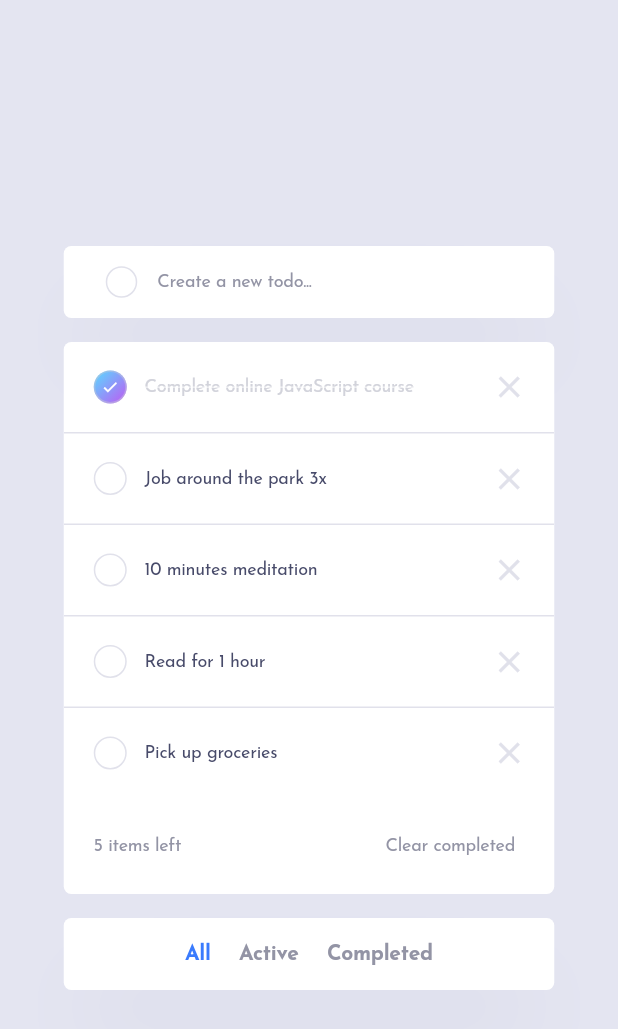
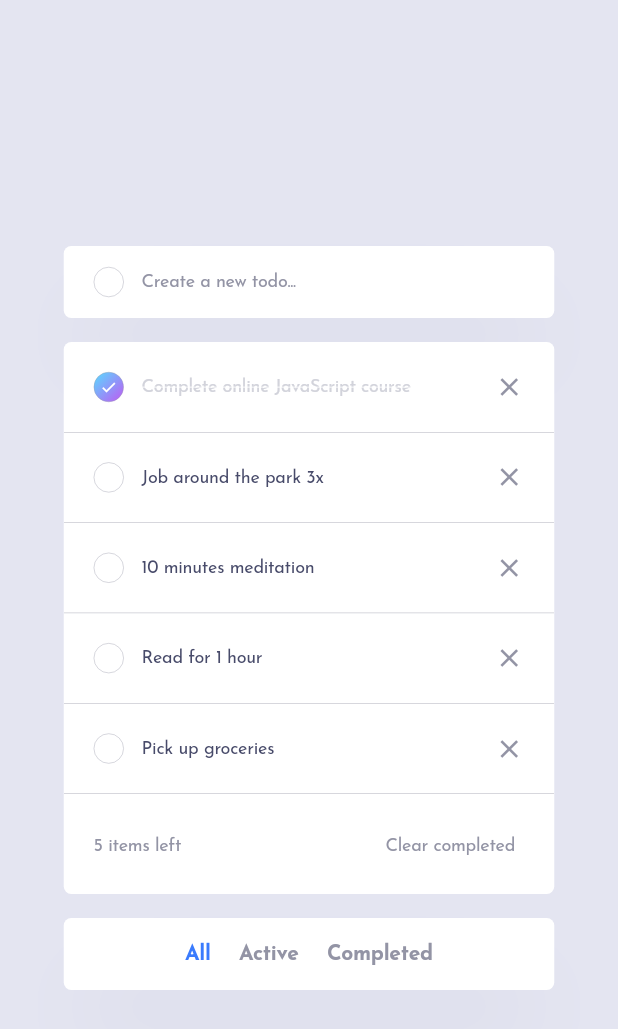
Before and after one commit to JustANipple/todo_app, a Flutter app: the screen it shows after launch, on a phone screen of 412 x 824 dp. Shown: the top 1029 px of the screen. Run offline on Flutter 3.47's test engine with Material 3 defaults, Android fonts, the phone set to English and light mode, and no system bars; our stand-ins replace google_fonts.

```diff
--- /dev/null
+++ b/devtools_options.yaml
@@ -0,0 +1,3 @@
+description: This file stores settings for Dart & Flutter DevTools.
+documentation: https://docs.flutter.dev/tools/devtools/extensions#configure-extension-enablement-states
+extensions:
--- a/lib/main.dart
+++ b/lib/main.dart
@@ -1,10 +1,11 @@
 import 'package:flutter/material.dart';
+import 'package:provider/provider.dart';
 import 'package:todo_app/responsive_container.dart';
 import 'package:todo_app/themes.dart';
 import 'package:todo_app/todo_create.dart';
 import 'package:todo_app/todo_filter.dart';
 import 'package:todo_app/todo_list.dart';
-import 'package:todo_app/todo_repository.dart';
+import 'package:todo_app/todo_provider.dart';
 
 void main() {
   runApp(const MainApp());
@@ -15,8 +16,8 @@ class MainApp extends StatelessWidget {
 
   @override
   Widget build(BuildContext context) {
-    return TodoProvider(
-      todoRepository: TodoRepository(),
+    return ChangeNotifierProvider(
+      create: (context) => TodoProvider(),
       child: MaterialApp(
         theme: lightTheme,
         // darkTheme: darkTheme,
@@ -43,21 +44,3 @@ class MainApp extends StatelessWidget {
     );
   }
 }
-
-class TodoProvider extends InheritedWidget {
-  final TodoRepository todoRepository;
-
-  const TodoProvider({
-    super.key,
-    required this.todoRepository,
-    required super.child,
-  });
-
-  @override
-  bool updateShouldNotify(covariant TodoProvider oldWidget) =>
-      todoRepository != oldWidget.todoRepository;
-
-  static TodoProvider of(BuildContext context) {
-    return context.dependOnInheritedWidgetOfExactType<TodoProvider>()!;
-  }
-}
--- a/lib/todo_create.dart
+++ b/lib/todo_create.dart
@@ -1,6 +1,6 @@
 import 'package:flutter/material.dart';
-import 'package:todo_app/main.dart';
-import 'package:todo_app/todo_repository.dart';
+import 'package:provider/provider.dart';
+import 'package:todo_app/todo_provider.dart';
 
 class TodoCreate extends StatefulWidget {
   const TodoCreate({super.key});
@@ -14,8 +14,8 @@ class _TodoCreateState extends State<TodoCreate> {
   final TextEditingController _textController = TextEditingController();
   @override
   Widget build(BuildContext context) {
-    final todoRepository = TodoProvider.of(context).todoRepository;
     return Container(
+      padding: const EdgeInsets.symmetric(horizontal: 20),
       decoration: BoxDecoration(
         color: Theme.of(context).colorScheme.primary,
         boxShadow: [
@@ -31,29 +31,28 @@ class _TodoCreateState extends State<TodoCreate> {
       child: Form(
         key: _formKey,
         child: Row(
-          mainAxisAlignment: MainAxisAlignment.center,
+          mainAxisAlignment: MainAxisAlignment.start,
           children: [
-            ElevatedButton(
-              style: ButtonStyle(
-                backgroundColor: WidgetStateProperty.all(
-                  Colors.transparent,
+            Container(
+              width: 20,
+              height: 20,
+              decoration: BoxDecoration(
+                border: Border.all(
+                  color: Theme.of(context).colorScheme.onSecondary,
+                  width: .25,
                 ),
-                shadowColor: WidgetStateProperty.all(Colors.transparent),
-                shape: WidgetStateProperty.all(
-                  CircleBorder(
-                    side: BorderSide(
-                      width: 1,
-                      color: Theme.of(context).colorScheme.shadow,
+                shape: BoxShape.circle,
               ),
-                  ),
-                ),
-                minimumSize: WidgetStateProperty.all(const Size(20, 20)),
+              child: ElevatedButton(
+                style: ElevatedButton.styleFrom(
+                  backgroundColor: Colors.transparent,
+                  shadowColor: Colors.transparent,
                 ),
                 onPressed: () {
                   if (_formKey.currentState!.validate()) {
                     final todoText = _textController.text.trim();
-                  todoRepository.createTodo(todoText);
-                  setState(() {});
+                    Provider.of<TodoProvider>(context, listen: false)
+                        .addTodo(todoText);
                   }
                 },
                 child: const Text(
@@ -61,8 +60,9 @@ class _TodoCreateState extends State<TodoCreate> {
                   textDirection: TextDirection.ltr,
                 ),
               ),
-            SizedBox(
-              width: 250,
+            ),
+            const SizedBox(width: 12),
+            Expanded(
               child: TextFormField(
                 decoration: InputDecoration(
                   hintText: "Create a new todo...",
@@ -75,7 +75,8 @@ class _TodoCreateState extends State<TodoCreate> {
                 onFieldSubmitted: (value) {
                   if (_formKey.currentState!.validate()) {
                     final todoText = _textController.text.trim();
-                    todoRepository.createTodo(todoText);
+                    Provider.of<TodoProvider>(context, listen: false)
+                        .addTodo(todoText);
                   }
                 },
                 controller: _textController,
--- a/lib/todo_filter.dart
+++ b/lib/todo_filter.dart
@@ -1,5 +1,6 @@
 import 'package:flutter/material.dart';
-import 'package:todo_app/main.dart';
+import 'package:provider/provider.dart';
+import 'package:todo_app/todo_provider.dart';
 import 'todo_repository.dart';
 
 class TodoFilter extends StatefulWidget {
@@ -12,7 +13,6 @@ class TodoFilter extends StatefulWidget {
 class _TodoFilterState extends State<TodoFilter> {
   @override
   Widget build(BuildContext context) {
-    final todoRepository = TodoProvider.of(context).todoRepository;
     List<Filter> filterList = Filter.values.toList();
     return Container(
       decoration: BoxDecoration(
@@ -40,13 +40,17 @@ class _TodoFilterState extends State<TodoFilter> {
               return Row(children: [
                 GestureDetector(
                   onTap: () {
-                    setState(() => todoRepository.changeFilter(index));
+                    setState(() =>
+                        Provider.of<TodoProvider>(context, listen: false)
+                            .changeFilter(index));
                   },
                   child: Text(
                     filterList[index].name,
                     style: TextStyle(
                       fontWeight: FontWeight.w700,
-                      color: index == todoRepository.selectedIndex
+                      color: index ==
+                              Provider.of<TodoProvider>(context)
+                                  .getSelectedIndex()
                           ? Theme.of(context).colorScheme.onSecondaryFixed
                           : Theme.of(context).colorScheme.onSecondary,
                     ),
--- a/lib/todo_list.dart
+++ b/lib/todo_list.dart
@@ -1,5 +1,6 @@
 import 'package:flutter/material.dart';
-import 'package:todo_app/main.dart';
+import 'package:provider/provider.dart';
+import 'package:todo_app/todo_provider.dart';
 import 'package:todo_app/todo_repository.dart';
 
 class TodoList extends StatefulWidget {
@@ -12,11 +13,8 @@ class TodoList extends StatefulWidget {
 class _TodoListState extends State<TodoList> {
   @override
   Widget build(BuildContext context) {
-    final TodoRepository todoRepository =
-        TodoProvider.of(context).todoRepository;
-    final List<String> todoList = todoRepository.getTodos();
-    final todosLeft = todoRepository.getTodosLeft();
-
+    final List<Todo> todoList = Provider.of<TodoProvider>(context).getTodos();
+    int todosLeft = Provider.of<TodoProvider>(context).getTodosLeft();
     return Container(
       decoration: BoxDecoration(
         borderRadius: const BorderRadius.all(Radius.circular(5)),
@@ -38,7 +36,8 @@ class _TodoListState extends State<TodoList> {
                   decoration: BoxDecoration(
                     border: Border(
                       bottom: BorderSide(
-                        color: Theme.of(context).colorScheme.shadow,
+                        color: Theme.of(context).colorScheme.onSecondary,
+                        width: .25,
                       ),
                     ),
                   ),
@@ -49,11 +48,13 @@ class _TodoListState extends State<TodoList> {
                         child: Row(
                           children: [
                             Container(
-                              width: 22,
-                              height: 22,
+                              width: 20,
+                              height: 20,
                               decoration: BoxDecoration(
                                 borderRadius: BorderRadius.circular(50),
-                                gradient: todoRepository.isCompleted(index)
+                                gradient: Provider.of<TodoProvider>(context)
+                                        .getTodo(index)
+                                        .completed
                                     ? LinearGradient(
                                         colors: [
                                             Theme.of(context)
@@ -67,7 +68,9 @@ class _TodoListState extends State<TodoList> {
                                         end: Alignment.bottomRight)
                                     : null,
                                 border: Border.all(
-                                  color: Theme.of(context).colorScheme.shadow,
+                                  color:
+                                      Theme.of(context).colorScheme.onSecondary,
+                                  width: .25,
                                 ),
                               ),
                               child: FittedBox(
@@ -77,12 +80,16 @@ class _TodoListState extends State<TodoList> {
                                     shadowColor: Colors.transparent,
                                   ),
                                   onPressed: () {
-                                    todoRepository.toggleTodo(index);
+                                    Provider.of<TodoProvider>(context,
+                                            listen: false)
+                                        .toggleTodo(index);
                                     setState(() {});
                                   },
-                                  child: const Icon(
+                                  child: Icon(
                                     Icons.check,
                                     size: 70,
+                                    color:
+                                        Theme.of(context).colorScheme.primary,
                                   ),
                                 ),
                               ),
@@ -93,16 +100,21 @@ class _TodoListState extends State<TodoList> {
                                 scrollDirection: Axis.horizontal,
                                 child: Text(
                                   textAlign: TextAlign.left,
-                                  todoList[index],
+                                  todoList[index].description,
                                   style: Theme.of(context)
                                       .textTheme
                                       .labelSmall!
                                       .copyWith(
                                         decoration:
-                                            todoRepository.isCompleted(index)
+                                            Provider.of<TodoProvider>(context)
+                                                    .getTodo(index)
+                                                    .completed
                                                 ? TextDecoration.lineThrough
                                                 : TextDecoration.none,
-                                        color: todoRepository.isCompleted(index)
+                                        color:
+                                            Provider.of<TodoProvider>(context)
+                                                    .getTodo(index)
+                                                    .completed
                                                 ? Theme.of(context)
                                                     .colorScheme
                                                     .onTertiary
@@ -117,11 +129,14 @@ class _TodoListState extends State<TodoList> {
                         ),
                       ),
                       IconButton(
-                        icon: const Icon(Icons.close),
-                        color: Theme.of(context).colorScheme.shadow,
+                        icon: const Icon(
+                          Icons.close,
+                          size: 20,
+                        ),
+                        color: Theme.of(context).colorScheme.onSecondary,
                         onPressed: () {
-                          todoRepository.deleteTodo(index);
-                          setState(() {});
+                          Provider.of<TodoProvider>(context, listen: false)
+                              .deleteTodo(index);
                         },
                       ),
                     ],
@@ -153,8 +168,8 @@ class _TodoListState extends State<TodoList> {
                     ),
                   ),
                   onPressed: () {
-                    todoRepository.deleteCompletedTodos();
-                    setState(() {});
+                    Provider.of<TodoProvider>(context, listen: false)
+                        .deleteCompletedTodos();
                   },
                   child: Text(
                     "Clear completed",
--- /dev/null
+++ b/lib/todo_provider.dart
@@ -0,0 +1,51 @@
+import 'package:flutter/material.dart';
+import 'package:todo_app/todo_repository.dart';
+
+class TodoProvider with ChangeNotifier {
+  final TodoRepository _todoRepository = TodoRepository();
+
+  List<Todo> get todos => _todoRepository.getTodos();
+
+  TodoRepository get todoRepository => _todoRepository;
+
+  void addTodo(String text) {
+    _todoRepository.createTodo(text);
+    notifyListeners();
+  }
+
+  List<Todo> getTodos() {
+    return _todoRepository.getTodos();
+  }
+
+  Todo getTodo(int index) {
+    return _todoRepository.getTodos()[index];
+  }
+
+  int getTodosLeft() {
+    return _todoRepository.getTodosLeft();
+  }
+
+  void toggleTodo(int index) {
+    _todoRepository.toggleTodo(index);
+    notifyListeners();
+  }
+
+  void deleteTodo(int index) {
+    _todoRepository.deleteTodo(index);
+    notifyListeners();
+  }
+
+  void deleteCompletedTodos() {
+    _todoRepository.deleteCompletedTodos();
+    notifyListeners();
+  }
+
+  void changeFilter(int newIndex) {
+    _todoRepository.changeFilter(newIndex);
+    notifyListeners();
+  }
+
+  int getSelectedIndex() {
+    return _todoRepository.selectedIndex;
+  }
+}
--- a/lib/todo_repository.dart
+++ b/lib/todo_repository.dart
@@ -38,19 +38,13 @@ class TodoRepository {
     _todos.add(Todo(description: description, completed: false));
   }
 
-  List<String> getTodos() {
+  List<Todo> getTodos() {
     if (_selectedIndex == 0) {
-      return _todos.map((todo) => todo.description).toList();
+      return _todos.toList();
     } else if (_selectedIndex == 1) {
-      return _todos
-          .where((todo) => !todo.completed)
-          .map((todo) => todo.description)
-          .toList();
+      return _todos.where((todo) => !todo.completed).toList();
     } else {
-      return _todos
-          .where((todo) => todo.completed)
-          .map((todo) => todo.description)
-          .toList();
+      return _todos.where((todo) => todo.completed).toList();
     }
   }
 
--- a/pubspec.yaml
+++ b/pubspec.yaml
@@ -10,6 +10,7 @@ dependencies:
   flutter:
     sdk: flutter
   google_fonts: ^6.2.1
+  provider: ^6.1.2
 
 dev_dependencies:
   flutter_test:
```
Also changed, not shown: pubspec.lock. Lines whose indentation alone changed are shown as unchanged.
